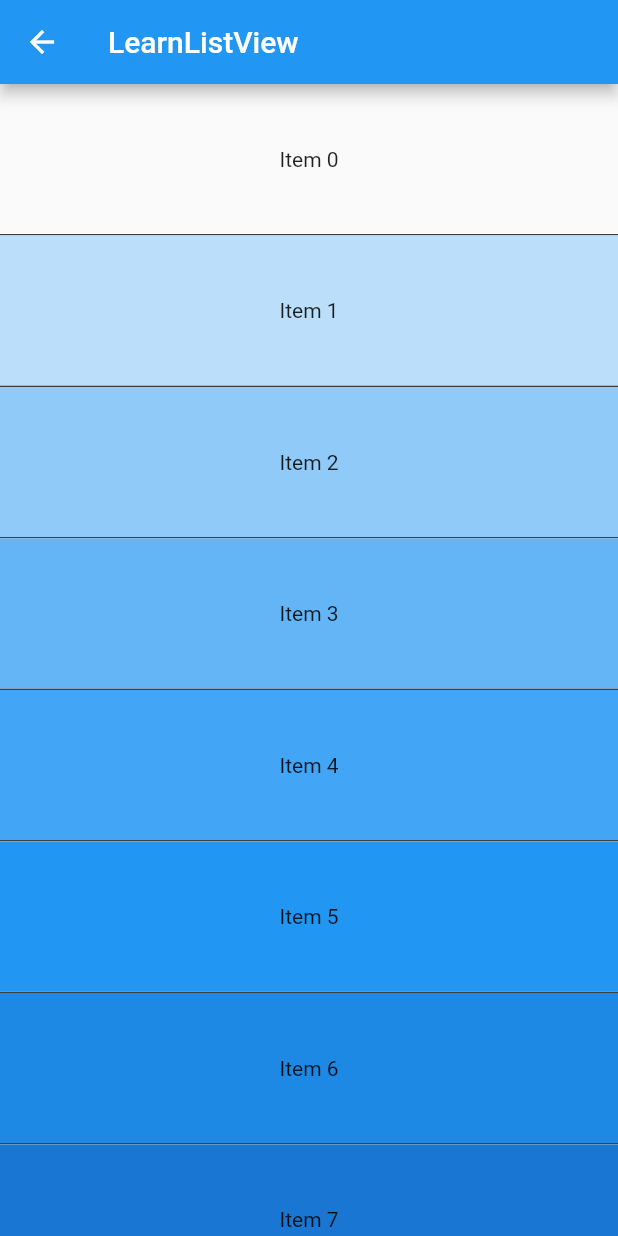
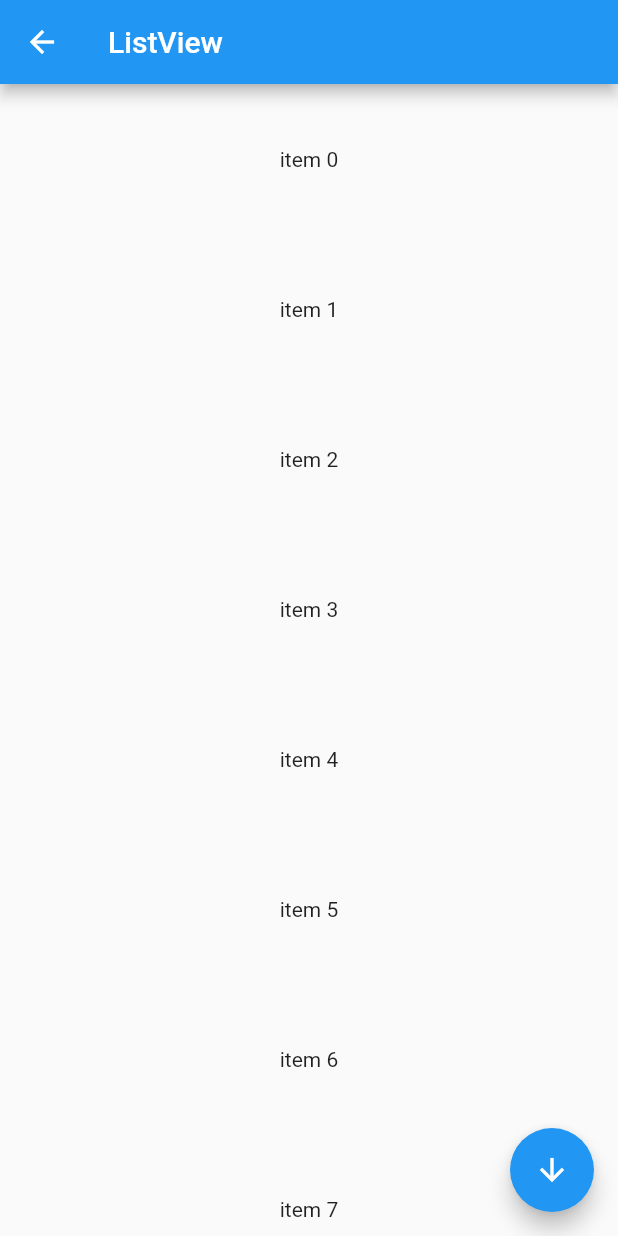
Before and after one commit to laihaojie/flutter_learn, a Flutter app: the LearnListView screen opened directly, on a phone screen of 412 x 824 dp. Run offline on Flutter 3.47's test engine with Material 2 defaults, Android fonts, the phone set to English and light mode, and no system bars; our stand-ins replace get, getwidget.

Commit message:
🐳 chore: update list view

```diff
--- a/lib/pages/learn_page/learn_page.dart
+++ b/lib/pages/learn_page/learn_page.dart
@@ -15,7 +15,7 @@ class LearnPage extends GetView<LearnController> {
           ListTile(
             title: const Text("ListView"),
             subtitle: const Text('ListView'),
-            onTap: () => Get.to(() => const LearnListView()),
+            onTap: () => Get.to(() => LearnListView()),
           ),
         ],
       ),
--- a/lib/pages/learn_page/learn_widget/learn_list_view.dart
+++ b/lib/pages/learn_page/learn_widget/learn_list_view.dart
@@ -1,17 +1,67 @@
 import 'package:flutter/material.dart';
 
 class LearnListView extends StatelessWidget {
-  const LearnListView({super.key});
+  LearnListView({super.key});
+
+  final _controller = ScrollController();
 
   @override
   Widget build(BuildContext context) {
     return Scaffold(
+      floatingActionButton: FloatingActionButton(
+        onPressed: () {
+          // 翻页
+          print(_controller.offset);
+          _controller.animateTo(
+            _controller.offset + 500,
+            duration: const Duration(milliseconds: 500),
+            curve: Curves.ease,
+          );
+        },
+        child: const Icon(Icons.arrow_downward),
+      ),
       appBar: AppBar(
-        title: const Text('LearnListView'),
+        title: GestureDetector(
+          onTap: (() {
+            // 回到顶部
+            _controller.animateTo(
+              0,
+              duration: const Duration(milliseconds: 200),
+              curve: Curves.ease,
+            );
+          }),
+          child: const Text('ListView'),
+        ),
       ),
 
-      // body: ListView.builder(
-      body: ListView.separated(
+      // body: const ListVIewSeparated(),
+      body: ListView.builder(
+        padding: const EdgeInsets.only(bottom: 100),
+        controller: _controller,
+        // physics: const NeverScrollableScrollPhysics(), // 限制列表无法滚动
+        physics: const BouncingScrollPhysics(), // 下拉到顶部的回弹效果
+        itemCount: 100,
+        itemBuilder: (context, index) {
+          return Container(
+            height: 50,
+            alignment: Alignment.center,
+            child: Text('item $index'),
+          );
+        },
+        itemExtent: 100, // 主轴方向高度限制为100
+      ),
+    );
+  }
+}
+
+class ListVIewSeparated extends StatelessWidget {
+  const ListVIewSeparated({
+    Key? key,
+  }) : super(key: key);
+
+  @override
+  Widget build(BuildContext context) {
+    return ListView.separated(
       // 分割线
       separatorBuilder: (context, index) {
         return const Divider(
@@ -29,7 +79,6 @@ class LearnListView extends StatelessWidget {
           child: Text('Item $index'),
         );
       }),
-      ),
     );
   }
 }
```
Lines whose indentation alone changed are shown as unchanged.
